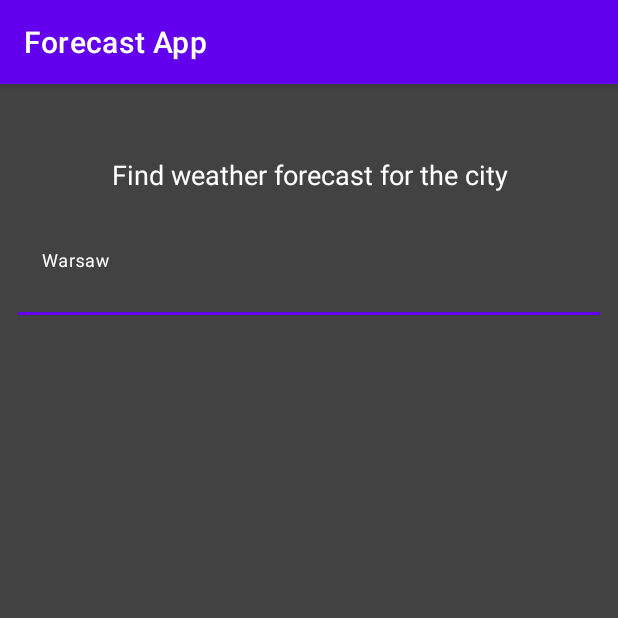
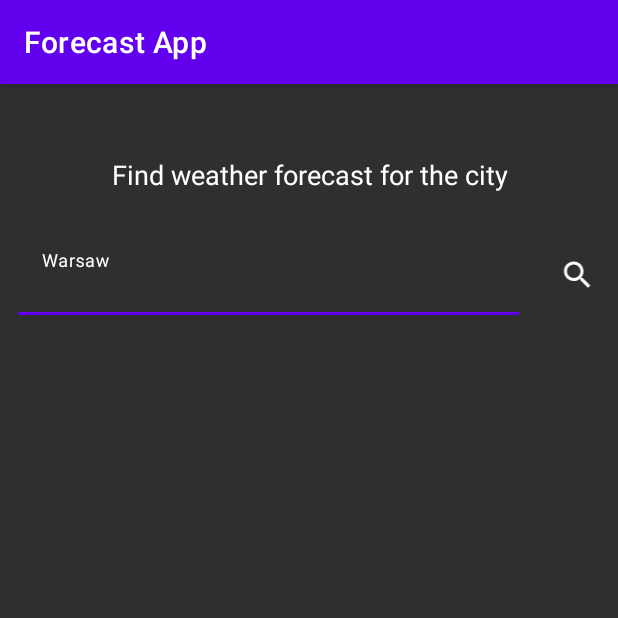
Before and after one commit to Mateusz-Chmielewski/Forecast-App, an Android app: the screen it shows after launch (MainActivity), on a phone screen of 412 x 824 dp, the top half of it. Run offline under Robolectric (Android 15) with nearby library versions, the phone set to English and light mode, and no system bars.

Commit message:
Add search icon to Search Area

```diff
--- a/app/src/main/java/com/mateuszchmielewski/forecastapp/presentation/ui/MainActivity.kt
+++ b/app/src/main/java/com/mateuszchmielewski/forecastapp/presentation/ui/MainActivity.kt
@@ -24,7 +24,7 @@ class MainActivity : AppCompatActivity() {
         super.onCreate(savedInstanceState)
         setContentView(R.layout.activity_main)
 
-        btnSubmit.setOnClickListener { getWeatherBtnEvent() }
+//        btnSubmit.setOnClickListener { getWeatherBtnEvent() }
     }
 
     private fun getWeatherBtnEvent() = lifecycleScope.launch(Dispatchers.IO) {
--- a/app/src/main/java/com/mateuszchmielewski/forecastapp/presentation/ui/WeatherActivity.kt
+++ b/app/src/main/java/com/mateuszchmielewski/forecastapp/presentation/ui/WeatherActivity.kt
@@ -14,18 +14,18 @@ class WeatherActivity : AppCompatActivity() {
 
     override fun onCreate(savedInstanceState: Bundle?) {
         super.onCreate(savedInstanceState)
-
-        binding = ActivityWeatherBinding.inflate(layoutInflater)
-        setContentView(binding.root)
-
-        city = intent.getSerializableExtra("CITY") as CurrentWeatherDto
-
-
-        setSupportActionBar(findViewById(R.id.toolbar))
-        binding.toolbarLayout.title = city.cityName
-        binding.fab.setOnClickListener { view ->
-            Snackbar.make(view, city.localTime, Snackbar.LENGTH_LONG)
-                .setAction("Action", null).show()
-        }
+//
+//        binding = ActivityWeatherBinding.inflate(layoutInflater)
+//        setContentView(binding.root)
+//
+//        city = intent.getSerializableExtra("CITY") as CurrentWeatherDto
+//
+//
+//        setSupportActionBar(findViewById(R.id.toolbar))
+//        binding.toolbarLayout.title = city.cityName
+//        binding.fab.setOnClickListener { view ->
+//            Snackbar.make(view, city.localTime, Snackbar.LENGTH_LONG)
+//                .setAction("Action", null).show()
+//        }
     }
 }
--- /dev/null
+++ b/app/src/main/res/drawable/ic_search.xml
@@ -0,0 +1,5 @@
+<vector android:height="24dp" android:tint="#FFFFFF"
+    android:viewportHeight="24" android:viewportWidth="24"
+    android:width="24dp" xmlns:android="http://schemas.android.com/apk/res/android">
+    <path android:fillColor="@android:color/white" android:pathData="M15.5,14h-0.79l-0.28,-0.27C15.41,12.59 16,11.11 16,9.5 16,5.91 13.09,3 9.5,3S3,5.91 3,9.5 5.91,16 9.5,16c1.61,0 3.09,-0.59 4.23,-1.57l0.27,0.28v0.79l5,4.99L20.49,19l-4.99,-5zM9.5,14C7.01,14 5,11.99 5,9.5S7.01,5 9.5,5 14,7.01 14,9.5 11.99,14 9.5,14z"/>
+</vector>
--- a/app/src/main/res/layout/activity_main.xml
+++ b/app/src/main/res/layout/activity_main.xml
@@ -10,7 +10,7 @@
         android:id="@+id/ivBackground"
         android:layout_width="match_parent"
         android:layout_height="match_parent"
-        android:src="@color/cardview_dark_background" />
+        android:src="@color/grey" />
 
     <TextView
         android:id="@+id/tvCityName"
@@ -27,15 +27,17 @@
         android:id="@+id/llSearchArea"
         android:layout_width="match_parent"
         android:layout_height="wrap_content"
-        android:layout_below="@+id/tvCityName">
+        android:layout_below="@+id/tvCityName"
+        android:orientation="horizontal"
+        tools:ignore="ExtraText">
 
         <com.google.android.material.textfield.TextInputLayout
             android:id="@+id/tilSearchArea"
-            android:layout_width="match_parent"
+            android:layout_width="0dp"
             android:layout_height="wrap_content"
+            android:layout_weight="4.5"
             android:layout_margin="8dp"
             android:background="@android:color/transparent"
-            android:hint="@string/city_example"
             android:padding="4dp"
             android:textColorHint="@color/white"
             app:hintTextColor="@color/white">
@@ -45,12 +47,24 @@
                 android:layout_width="match_parent"
                 android:layout_height="match_parent"
                 android:background="@android:color/transparent"
+                android:hint="@string/city_example"
                 android:inputType="text"
                 android:singleLine="true"
-                android:textSize="14sp"
-                android:textColor="@color/white"/>
+                android:textColor="@color/white"
+                android:textSize="14sp" />
 
         </com.google.android.material.textfield.TextInputLayout>
+
+        <ImageView
+            android:id="@+id/ivSearch"
+            android:layout_width="0dp"
+            android:layout_height="wrap_content"
+            android:layout_weight="0.5"
+            android:layout_gravity="center"
+            android:layout_margin="8dp"
+            android:background="@android:color/transparent"
+            android:src="@drawable/ic_search" />
+
     </LinearLayout>
 
 
--- a/app/src/main/res/values/colors.xml
+++ b/app/src/main/res/values/colors.xml
@@ -7,4 +7,5 @@
     <color name="teal_700">#FF018786</color>
     <color name="black">#FF000000</color>
     <color name="white">#FFFFFFFF</color>
+    <color name="grey">#302F2F</color>
 </resources>
```
